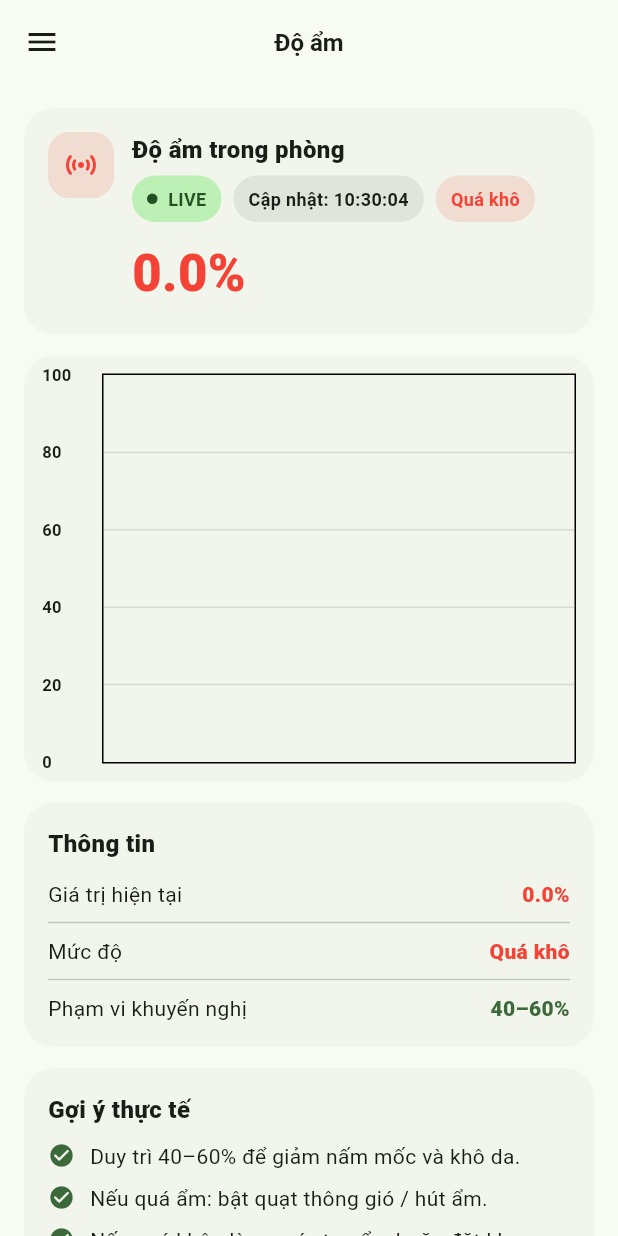
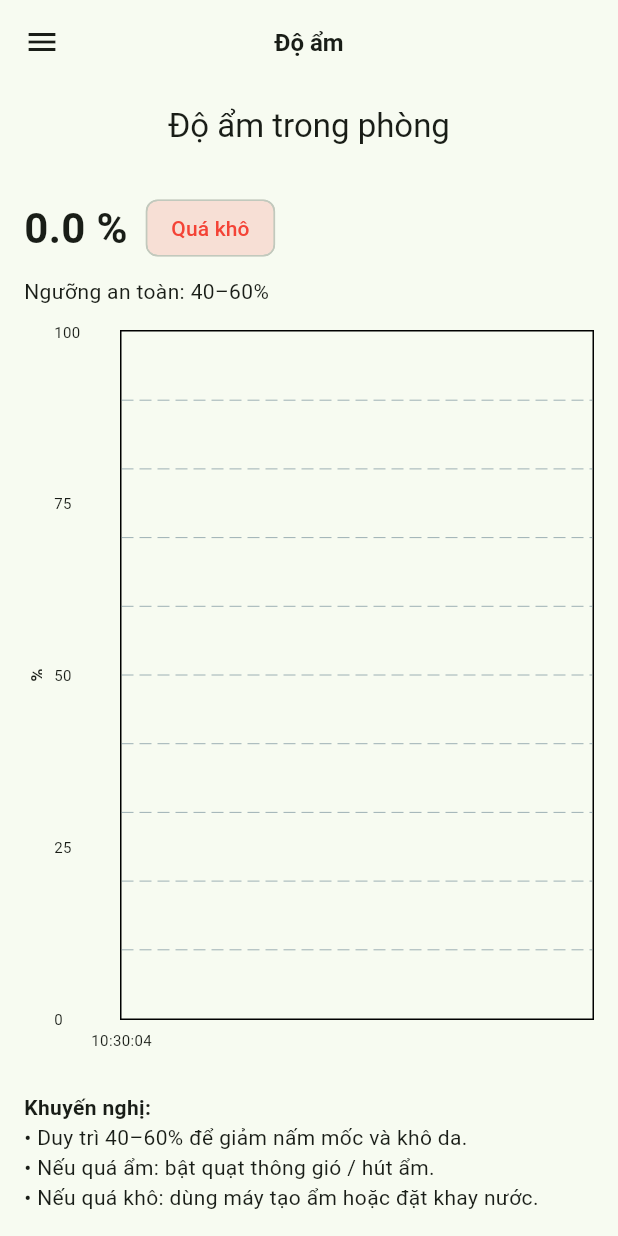
Before and after one commit to HuynhMinhThuan1310/CongNghePhanMem, a Flutter app: the screen it shows once a user with an empty profile is signed in, in the side drawer, after a tap on "Xem tổng quan", on a phone screen of 412 x 824 dp. Run offline on Flutter 3.47's test engine with Material 3 defaults, Android fonts, the light colour scheme and no system bars; drawn by our look-alikes of fl_chart; our stand-ins replace firebase_auth, firebase_core, firebase_database; accounts and stored records are empty.

Commit message:
Update full project

```diff
--- a/lib/pages/sensors/conclusion_page.dart
+++ b/lib/pages/sensors/conclusion_page.dart
@@ -102,7 +102,7 @@
   }
 
   int _smokeScore(double v) {
-    if (v < 500) return 100;
+    if (v < 600) return 100;
     if (v < 1000) return 70;
     if (v < 2000) return 50;
     return 20;
--- a/lib/widgets/line_chart_widget.dart
+++ b/lib/widgets/line_chart_widget.dart
@@ -2,114 +2,105 @@
 import 'package:fl_chart/fl_chart.dart';
 
 class LineChartWidget extends StatelessWidget {
-  final List<FlSpot> spots;
+  final List<double> values;
+  final List<DateTime>? times;
+
   final double minY;
   final double maxY;
-  final Color lineColor;
-  final double barWidth;
-  final Duration? tooltipDuration;
+  final Color color;
+  final String unit;
 
   const LineChartWidget({
     super.key,
-    required this.spots,
-    this.minY = 0,
+    required this.values,
+    required this.minY,
     required this.maxY,
-    required this.lineColor,
-    this.barWidth = 2,
-    this.tooltipDuration,
+    required this.color,
+    this.unit = "",
+    this.times,
   });
 
   @override
   Widget build(BuildContext context) {
     return LineChart(
       LineChartData(
-        // ---- TOUCH TOOLTIP ----
-        lineTouchData: LineTouchData(
-          enabled: true,
-          touchTooltipData: LineTouchTooltipData(
-            tooltipRoundedRadius: 8,
-            tooltipPadding: const EdgeInsets.all(8),
-            tooltipBorder: BorderSide(
-              color: Colors.blue.withValues(alpha: 0.2), // FIX deprecated
-              width: 1,
-            ),
-            getTooltipItems: (touchedSpots) {
-              return touchedSpots.map((spot) {
-                return LineTooltipItem(
-                  spot.y.toStringAsFixed(1),         // FIX interpolation warning
-                  TextStyle(
-                    color: Theme.of(context).colorScheme.onSurface,
-                    fontWeight: FontWeight.bold,
+        minY: minY,
+        maxY: maxY,
+        minX: 0,
+        maxX: values.isEmpty ? 0 : (values.length - 1).toDouble(),
+
+        gridData: FlGridData(show: true),
+        borderData: FlBorderData(show: true),
+
+        titlesData: FlTitlesData(
+          // ================= TRỤC X (THỜI GIAN) =================
+          bottomTitles: AxisTitles(
+            sideTitles: SideTitles(
+              showTitles: true,
+              interval: 1,
+              reservedSize: 36, // ÉP CHỖ CHO THỜI GIAN
+              getTitlesWidget: (value, meta) {
+                final index = value.toInt();
+                if (times == null || index < 0 || index >= times!.length) {
+                  return const SizedBox.shrink();
+                }
+
+                final t = times![index];
+                return Padding(
+                  padding: const EdgeInsets.only(top: 6),
+                  child: Text(
+                    '${t.hour.toString().padLeft(2, '0')}:'
+                    '${t.minute.toString().padLeft(2, '0')}:'
+                    '${t.second.toString().padLeft(2, '0')}',
+                    style: const TextStyle(fontSize: 10),
                   ),
                 );
-              }).toList();
               },
             ),
           ),
 
-        // ---- GRID LINES ----
-        gridData: FlGridData(
-          show: true,
-          drawVerticalLine: true,
-          horizontalInterval: (maxY - minY) / 5,
-          verticalInterval: (spots.isEmpty ? 10 : spots.last.x) / 10,
-          getDrawingHorizontalLine: (value) => FlLine(
-            color: Colors.grey.withValues(alpha: 0.3), // FIX deprecated
-            strokeWidth: 1,
-          ),
-          getDrawingVerticalLine: (value) => FlLine(
-            color: Colors.grey.withValues(alpha: 0.3), // FIX deprecated
-            strokeWidth: 1,
-          ),
-        ),
-
-        // ---- AXIS TITLES ----
-        titlesData: FlTitlesData(
-          show: true,
-          topTitles: const AxisTitles(sideTitles: SideTitles(showTitles: false)),
-          rightTitles: const AxisTitles(sideTitles: SideTitles(showTitles: false)),
-          bottomTitles: const AxisTitles(
-            sideTitles: SideTitles(showTitles: false),
-          ),
+          // ================= TRỤC Y (ÉP HIỆN ĐƠN VỊ) =================
           leftTitles: AxisTitles(
-            sideTitles: SideTitles(
-              showTitles: true,
-              interval: (maxY - minY) / 5,
-              reservedSize: 40,
-              getTitlesWidget: (value, meta) => Padding(
-                padding: const EdgeInsets.only(right: 4),
+            axisNameWidget: Padding(
+              padding: const EdgeInsets.only(bottom: 8),
               child: Text(
-                  value.toInt().toString(),
+                unit, // °C, %, ppm, µg/m³
                 style: const TextStyle(
-                    fontSize: 11,
+                  fontSize: 12,
                   fontWeight: FontWeight.bold,
                 ),
               ),
             ),
-            ),
+            axisNameSize: 20, // 👈 ÉP KHÔNG GIAN CHO ĐƠN VỊ
+            sideTitles: SideTitles(
+              showTitles: true,
+              reservedSize: 44, // 👈 ÉP RỘNG ĐỦ CHO SỐ
+              interval: (maxY - minY) / 4,
+              getTitlesWidget: (value, meta) {
+                return Text(
+                  value.toStringAsFixed(0),
+                  style: const TextStyle(fontSize: 10),
+                );
+              },
             ),
           ),
 
-        borderData: FlBorderData(show: true),
+          rightTitles:
+              AxisTitles(sideTitles: SideTitles(showTitles: false)),
+          topTitles:
+              AxisTitles(sideTitles: SideTitles(showTitles: false)),
+        ),
 
-        minX: spots.isNotEmpty ? spots.first.x : 0,
-        maxX: spots.isNotEmpty ? spots.last.x : 10,
-        minY: minY,
-        maxY: maxY,
-
-        // ---- LINE DATA ----
         lineBarsData: [
           LineChartBarData(
-            spots: spots,
-            isCurved:false,
-            color: lineColor,
-            barWidth: barWidth,
-            isStrokeCapRound: true,
-            dotData: const FlDotData(show: false),
-            belowBarData: BarAreaData(
-              show: true,
-              color: lineColor.withValues(alpha: 0.2), // FIX deprecated
+            spots: List.generate(
+              values.length,
+              (i) => FlSpot(i.toDouble(), values[i]),
             ),
+            isCurved: true,
+            color: color,
+            barWidth: 3,
+            dotData: FlDotData(show: false),
           ),
         ],
       ),
--- a/lib/widgets/stream_chart_page.dart
+++ b/lib/widgets/stream_chart_page.dart
@@ -1,8 +1,7 @@
 import 'dart:async';
 import 'package:flutter/material.dart';
-import 'package:fl_chart/fl_chart.dart';
 
-import '/widgets/line_chart_widget.dart';
+import '../widgets/line_chart_widget.dart';
 
 class StreamChartPage extends StatefulWidget {
   final Stream<double> stream;
@@ -42,240 +41,123 @@
 }
 
 class _StreamChartPageState extends State<StreamChartPage> {
-  final List<FlSpot> _data = [];
-  double _time = 0;
-  double _current = 0;
+  final List<double> _history = [];
+  final List<DateTime> _times = [];
 
+  double? _currentValue;
   DateTime? _lastUpdate;
-  bool _stale = false;
-
   StreamSubscription<double>? _sub;
-  Timer? _timer;
 
   @override
   void initState() {
     super.initState();
 
     _sub = widget.stream.listen((value) {
-      if (!mounted) return;
       setState(() {
-        _time += 1;
-        _current = value;
+        _currentValue = value;
         _lastUpdate = DateTime.now();
-        _stale = false;
 
-        _data.add(FlSpot(_time, _current));
-        if (_data.length > widget.historyPoints) _data.removeAt(0);
+        _history.add(value);
+        _times.add(_lastUpdate!);
+
+        if (_history.length > widget.historyPoints) {
+          _history.removeAt(0);
+          _times.removeAt(0);
+        }
       });
-    });
-
-    _timer = Timer.periodic(const Duration(seconds: 1), (_) {
-      if (!mounted) return;
-      final t = _lastUpdate;
-      if (t == null) return;
-      final now = DateTime.now();
-      final isStaleNow = now.difference(t) > widget.staleAfter;
-      if (isStaleNow != _stale) {
-        setState(() => _stale = isStaleNow);
-      }
     });
   }
 
   @override
   void dispose() {
     _sub?.cancel();
-    _timer?.cancel();
     super.dispose();
   }
 
-  String _fmtValue(double v) {
-    final f = widget.valueFormatter;
-    if (f != null) return f(v);
-    return v.toStringAsFixed(1);
-  }
-
-  String _fmtClock(DateTime? t) {
-    if (t == null) return "—";
-    final hh = t.hour.toString().padLeft(2, '0');
-    final mm = t.minute.toString().padLeft(2, '0');
-    final ss = t.second.toString().padLeft(2, '0');
-    return "$hh:$mm:$ss";
+  bool get _isStale {
+    if (_lastUpdate == null) return true;
+    return DateTime.now().difference(_lastUpdate!) > widget.staleAfter;
   }
 
   @override
   Widget build(BuildContext context) {
-    final cs = Theme.of(context).colorScheme;
+    final statusText =
+        _currentValue != null ? widget.statusBuilder(_currentValue!) : "--";
 
-    final status = widget.statusBuilder(_current);
-    final color = widget.colorBuilder(_current);
+    final valueText = _currentValue != null
+        ? (widget.valueFormatter?.call(_currentValue!) ??
+            _currentValue!.toStringAsFixed(1))
+        : "--";
 
-    return SingleChildScrollView(
-      padding: const EdgeInsets.fromLTRB(16, 16, 16, 24),
-      child: Column(
-        crossAxisAlignment: CrossAxisAlignment.start,
-        children: [
-          // ===== LIVE HEADER =====
-          Card(
-            child: Padding(
-              padding: const EdgeInsets.all(16),
-              child: Row(
-                crossAxisAlignment: CrossAxisAlignment.start,
-                children: [
-                  Container(
-                    width: 44,
-                    height: 44,
-                    decoration: BoxDecoration(
-                      color: color.withValues(alpha: 0.14),
-                      borderRadius: BorderRadius.circular(14),
-                    ),
-                    child: Icon(Icons.sensors_rounded, color: color),
+    final color =
+        _currentValue != null ? widget.colorBuilder(_currentValue!) : Colors.grey;
+
+    return Scaffold(
+      appBar: AppBar(title: Text(widget.title)),
+      body: Padding(
+        padding: const EdgeInsets.all(16),
+        child: Column(
+          crossAxisAlignment: CrossAxisAlignment.start,
+          children: [
+            // ===== GIÁ TRỊ HIỆN TẠI =====
+            Row(
+              children: [
+                Text(
+                  "$valueText ${widget.unit}",
+                  style: const TextStyle(
+                    fontSize: 28,
+                    fontWeight: FontWeight.bold,
                   ),
-                  const SizedBox(width: 12),
-                  Expanded(
-                    child: Column(
-                      crossAxisAlignment: CrossAxisAlignment.start,
-                      children: [
-                        Text(widget.title, style: const TextStyle(fontSize: 16, fontWeight: FontWeight.w800)),
-                        const SizedBox(height: 6),
-                        Wrap(
-                          spacing: 8,
-                          runSpacing: 8,
-                          children: [
-                            _pill(
-                              text: _stale ? "MẤT TÍN HIỆU" : "LIVE",
-                              bg: _stale ? cs.errorContainer : cs.primaryContainer,
-                              fg: _stale ? cs.onErrorContainer : cs.onPrimaryContainer,
-                              dot: !_stale,
-                            ),
-                            _pill(
-                              text: "Cập nhật: ${_fmtClock(_lastUpdate)}",
-                              bg: cs.surfaceContainerHighest,
-                              fg: cs.onSurface,
-                            ),
-                            _pill(
-                              text: status,
-                              bg: color.withValues(alpha: 0.14),
-                              fg: color,
-                            ),
-                          ],
-                        ),
-                        const SizedBox(height: 10),
-                        Text(
-                          "${_fmtValue(_current)}${widget.unit}",
-                          style: TextStyle(fontSize: 34, fontWeight: FontWeight.w900, color: color),
-                        ),
-                      ],
-                    ),
-                  ),
-                ],
+                ),
+                const SizedBox(width: 12),
+                Chip(
+                  label: Text(statusText),
+                  backgroundColor: color.withValues(alpha: 0.15),
+                  labelStyle: TextStyle(color: color),
+                ),
+              ],
+            ),
+
+            const SizedBox(height: 8),
+            Text("Ngưỡng an toàn: ${widget.safeRangeText}"),
+
+            const SizedBox(height: 16),
+
+            // ===== BIỂU ĐỒ =====
+            Expanded(
+              child: LineChartWidget(
+                values: _history,
+                times: _times,
+                minY: widget.minY,
+                maxY: widget.maxY,
+                color: color,
+                unit: widget.unit,
               ),
             ),
-          ),
 
-          const SizedBox(height: 14),
-
-          // ===== CHART =====
-          Card(
-            child: Padding(
-              padding: const EdgeInsets.all(12),
-              child: SizedBox(
-                height: 260,
-                child: LineChartWidget(
-                  spots: _data,
-                  minY: widget.minY,
-                  maxY: widget.maxY,
-                  lineColor: color,
+            // ===== CẢNH BÁO MẤT KẾT NỐI =====
+            if (_isStale)
+              const Padding(
+                padding: EdgeInsets.only(top: 8),
+                child: Text(
+                  "⚠ Dữ liệu chưa được cập nhật",
+                  style: TextStyle(color: Colors.orange),
                 ),
               ),
-            ),
-          ),
 
-          const SizedBox(height: 14),
-
-          // ===== INFO =====
-          Card(
-            child: Padding(
-              padding: const EdgeInsets.all(16),
-              child: Column(
-                crossAxisAlignment: CrossAxisAlignment.start,
-                children: [
-                  const Text("Thông tin", style: TextStyle(fontSize: 16, fontWeight: FontWeight.w800)),
-                  const SizedBox(height: 12),
-                  _row("Giá trị hiện tại", "${_fmtValue(_current)}${widget.unit}", color),
-                  const Divider(height: 18),
-                  _row("Mức độ", status, color),
-                  const Divider(height: 18),
-                  _row("Phạm vi khuyến nghị", widget.safeRangeText, cs.primary),
-                ],
+            // ===== TIP =====
+            if (widget.tips.isNotEmpty) ...[
+              const SizedBox(height: 12),
+              const Text(
+                "Khuyến nghị:",
+                style: TextStyle(fontWeight: FontWeight.bold),
               ),
-            ),
-          ),
-
-          if (widget.tips.isNotEmpty) ...[
-            const SizedBox(height: 14),
-            Card(
-              child: Padding(
-                padding: const EdgeInsets.all(16),
-                child: Column(
-                  crossAxisAlignment: CrossAxisAlignment.start,
-                  children: [
-                    const Text("Gợi ý thực tế", style: TextStyle(fontSize: 16, fontWeight: FontWeight.w800)),
-                    const SizedBox(height: 10),
-                    ...widget.tips.map((t) => Padding(
-                          padding: const EdgeInsets.only(bottom: 8),
-                          child: Row(
-                            crossAxisAlignment: CrossAxisAlignment.start,
-                            children: [
-                              Icon(Icons.check_circle_rounded, size: 18, color: cs.primary),
-                              const SizedBox(width: 10),
-                              Expanded(child: Text(t)),
-                            ],
-                          ),
-                        )),
-                  ],
-                ),
+              ...widget.tips.map(
+                (e) => Text("• $e"),
               ),
-            ),
+            ],
           ],
-        ],
-      ),
-    );
-  }
-
-  Widget _row(String label, String value, Color valueColor) {
-    return Row(
-      mainAxisAlignment: MainAxisAlignment.spaceBetween,
-      children: [
-        Text(label, style: const TextStyle(fontSize: 14)),
-        Flexible(
-          child: Text(
-            value,
-            textAlign: TextAlign.right,
-            style: TextStyle(fontSize: 14, fontWeight: FontWeight.w800, color: valueColor),
-          ),
         ),
-      ],
-    );
-  }
-
-  Widget _pill({
-    required String text,
-    required Color bg,
-    required Color fg,
-    bool dot = false,
-  }) {
-    return Container(
-      padding: const EdgeInsets.symmetric(horizontal: 10, vertical: 7),
-      decoration: BoxDecoration(color: bg, borderRadius: BorderRadius.circular(999)),
-      child: Row(
-        mainAxisSize: MainAxisSize.min,
-        children: [
-          if (dot) ...[
-            Container(width: 7, height: 7, decoration: BoxDecoration(color: fg, shape: BoxShape.circle)),
-            const SizedBox(width: 7),
-          ],
-          Text(text, style: TextStyle(color: fg, fontWeight: FontWeight.w700, fontSize: 12)),
-        ],
       ),
     );
   }
```
Also changed, not shown: lib/main.dart (line endings or trailing spaces), lib/pages/authentication/auth_page.dart (line endings or trailing spaces), lib/pages/authentication/change_password_page.dart (line endings or trailing spaces), lib/pages/authentication/forgot_password_page.dart (line endings or trailing spaces), lib/pages/dashboard/dashboard_page.dart (line endings or trailing spaces), lib/pages/sensors/dust_page.dart (line endings or trailing spaces), lib/pages/sensors/hum_chart_page.dart (line endings or trailing spaces), lib/pages/sensors/smoke_chart_page.dart (line endings or trailing spaces), lib/pages/sensors/temp_chart_page.dart (line endings or trailing spaces), lib/services/firebase_auth_service.dart (line endings or trailing spaces), lib/services/firebase_database_service.dart (line endings or trailing spaces), lib/services/sensor_status.dart (line endings or trailing spaces). Lines whose indentation alone changed are shown as unchanged.
